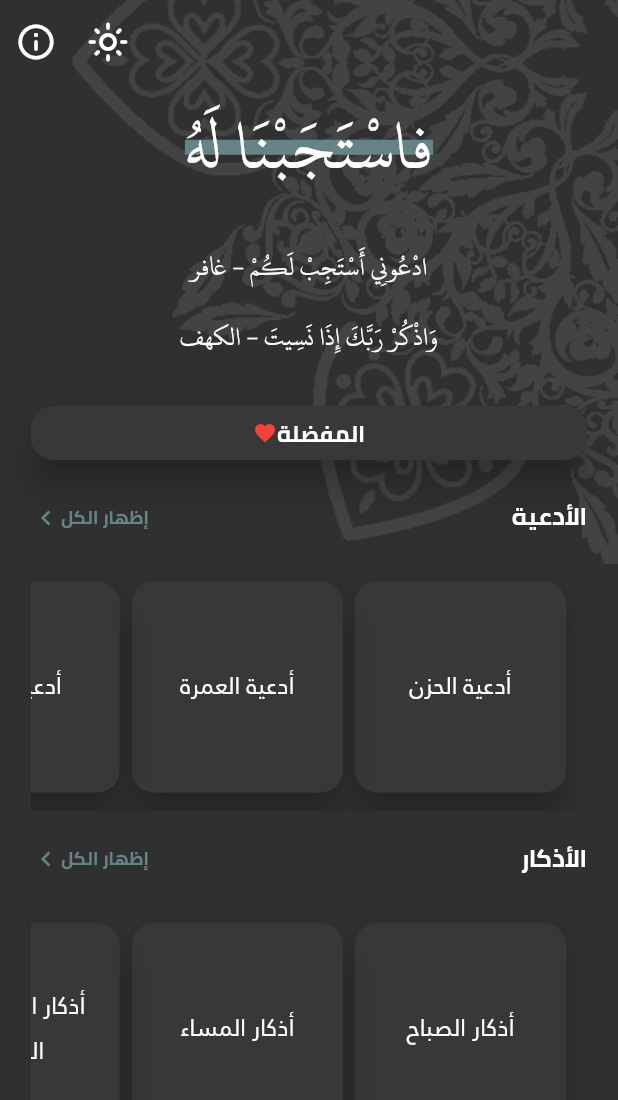
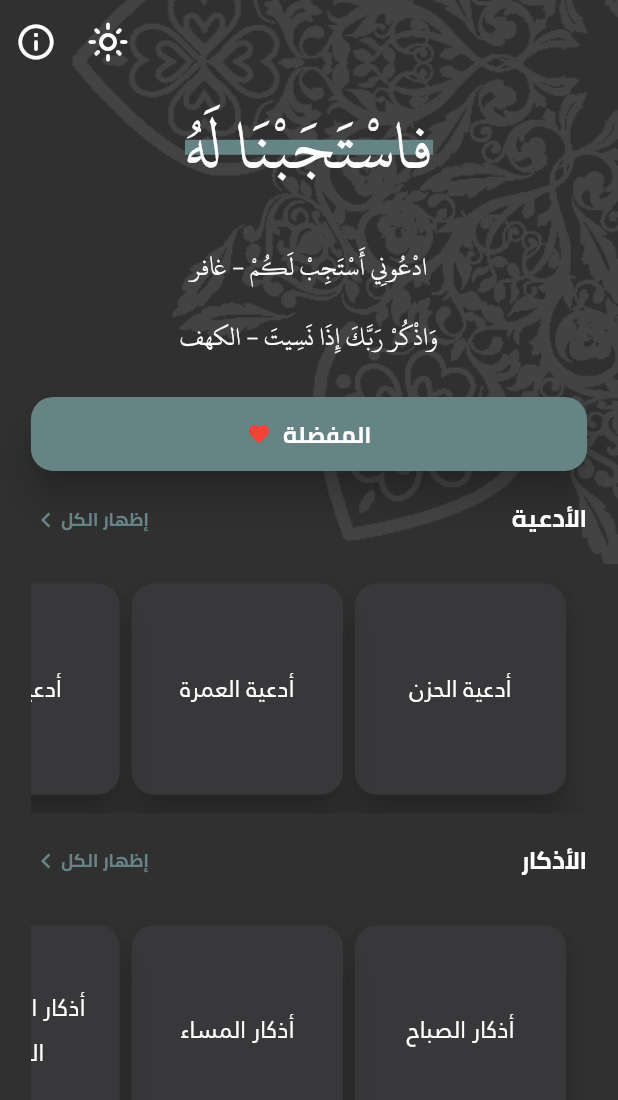
Before and after one commit to BChowy/estagbna, a Flutter app: the screen it shows after launch, on a phone screen of 412 x 824 dp. Shown: the top 1100 px of the screen. Run offline on Flutter 3.47's test engine with Material 2 defaults, Android fonts, the phone set to English and light mode, and no system bars; our stand-ins replace shared_preferences.

Commit message:
code cleanup

```diff
--- a/lib/homepage/favorite_btn.dart
+++ b/lib/homepage/favorite_btn.dart
@@ -1,5 +1,5 @@
 import 'package:flutter/material.dart';
-import '../size_config.dart';
+import '../else/size_config.dart';
 
 class FavoriteBtn extends StatelessWidget {
   const FavoriteBtn({Key? key}) : super(key: key);
@@ -10,6 +10,8 @@ class FavoriteBtn extends StatelessWidget {
       //width: double.infinity,
       height: SizeConfig.blockSizeVertical * 6,
       child: ElevatedButton(
+          style:
+              ElevatedButton.styleFrom(primary: Theme.of(context).primaryColor),
           onPressed: () {},
           child: Row(
             mainAxisAlignment: MainAxisAlignment.center,
```
Also changed, not shown: pubspec.lock, 1 other file.
